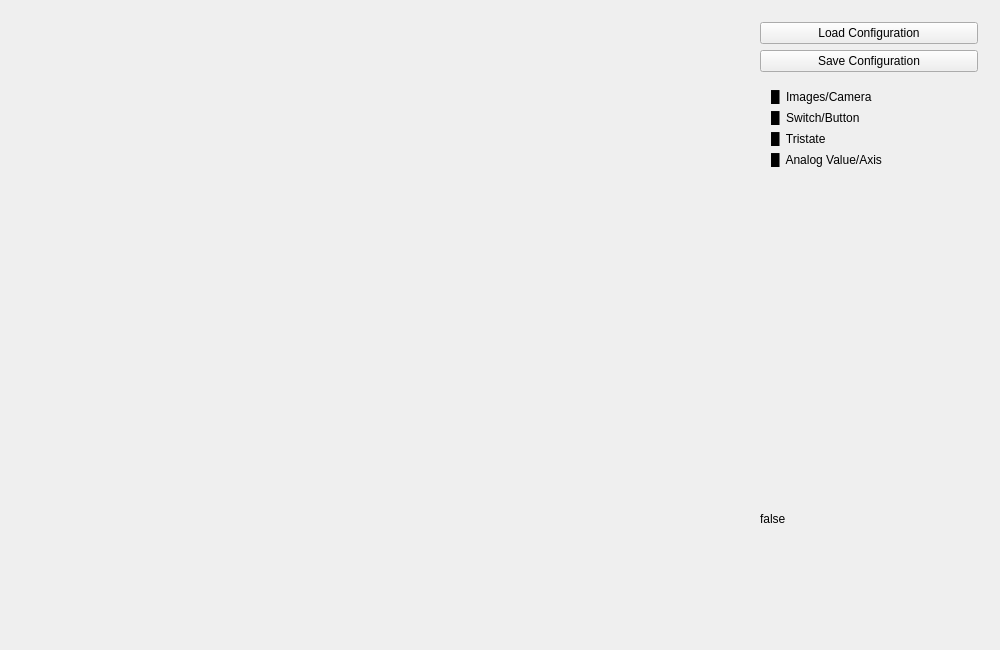
Before: the Qt Designer form src/apigui.ui in tobby88/ros-tapi-gui, drawn with Qt 5.
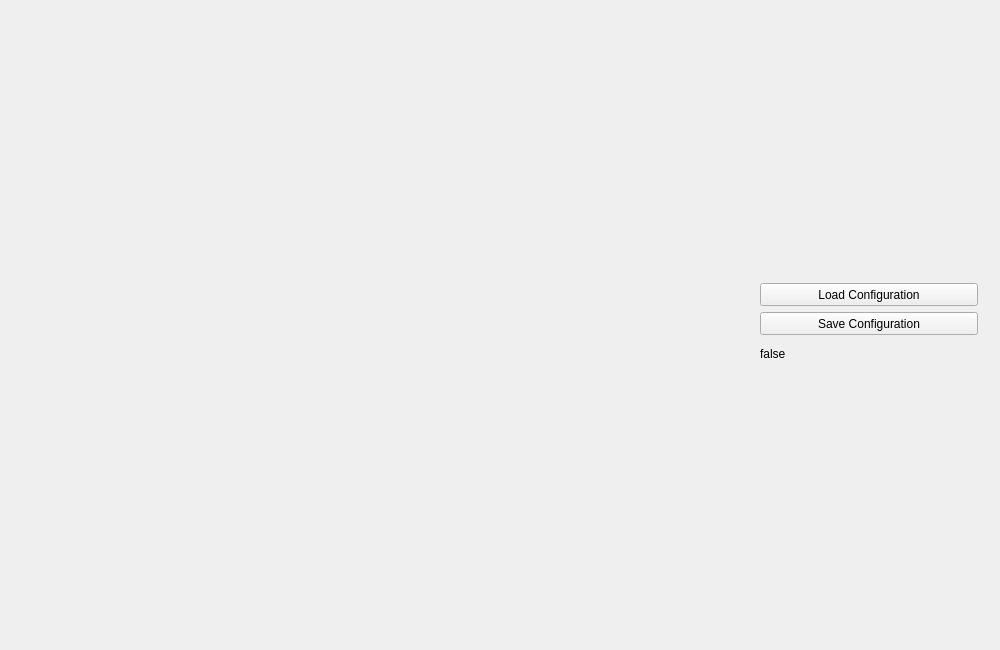
After: the same form once the commit is applied.

The edit to the form file:
```diff
--- a/src/apigui.ui
+++ b/src/apigui.ui
@@ -42,10 +42,24 @@
     </widget>
    </item>
    <item>
-    <widget class="QWidget" name="widget" native="true">
-     <layout class="QVBoxLayout" name="verticalLayout_2">
+    <widget class="QWidget" name="sideWidget" native="true">
+     <layout class="QVBoxLayout" name="verticalLayout">
+      <item>
+       <layout class="QVBoxLayout" name="verticalLayoutKeys">
       <item>
        <widget class="QPushButton" name="loadButton">
+          <property name="sizePolicy">
+           <sizepolicy hsizetype="Minimum" vsizetype="Fixed">
+            <horstretch>0</horstretch>
+            <verstretch>0</verstretch>
+           </sizepolicy>
+          </property>
+          <property name="maximumSize">
+           <size>
+            <width>16777215</width>
+            <height>23</height>
+           </size>
+          </property>
         <property name="text">
          <string>Load Configuration</string>
         </property>
@@ -53,60 +67,37 @@
       </item>
       <item>
        <widget class="QPushButton" name="saveButton">
+          <property name="sizePolicy">
+           <sizepolicy hsizetype="Minimum" vsizetype="Fixed">
+            <horstretch>0</horstretch>
+            <verstretch>0</verstretch>
+           </sizepolicy>
+          </property>
+          <property name="maximumSize">
+           <size>
+            <width>16777215</width>
+            <height>23</height>
+           </size>
+          </property>
         <property name="text">
          <string>Save Configuration</string>
         </property>
        </widget>
       </item>
-      <item>
-       <widget class="QWidget" name="widget_2" native="true">
-        <property name="maximumSize">
-         <size>
-          <width>16777215</width>
-          <height>100</height>
-         </size>
-        </property>
-        <layout class="QVBoxLayout" name="verticalLayout">
-         <item>
-          <widget class="QLabel" name="keyImages">
-           <property name="text">
-            <string>█  Images/Camera</string>
-           </property>
-          </widget>
-         </item>
-         <item>
-          <widget class="QLabel" name="keySwitch">
-           <property name="text">
-            <string>█  Switch/Button</string>
-           </property>
-          </widget>
-         </item>
-         <item>
-          <widget class="QLabel" name="keyTristate">
-           <property name="text">
-            <string>█  Tristate</string>
-           </property>
-          </widget>
-         </item>
-         <item>
-          <widget class="QLabel" name="keyAnalogValue">
-           <property name="text">
-            <string>█  Analog Value/Axis</string>
-           </property>
-          </widget>
-         </item>
-        </layout>
-       </widget>
-      </item>
-      <item>
-       <widget class="QWidget" name="widget_3" native="true"/>
-      </item>
       <item>
        <widget class="QLabel" name="TestLabel">
+          <property name="maximumSize">
+           <size>
+            <width>16777215</width>
+            <height>25</height>
+           </size>
+          </property>
         <property name="text">
          <string>false</string>
         </property>
        </widget>
+        </item>
+       </layout>
       </item>
      </layout>
     </widget>
```
Lines whose indentation alone changed are shown as unchanged.
